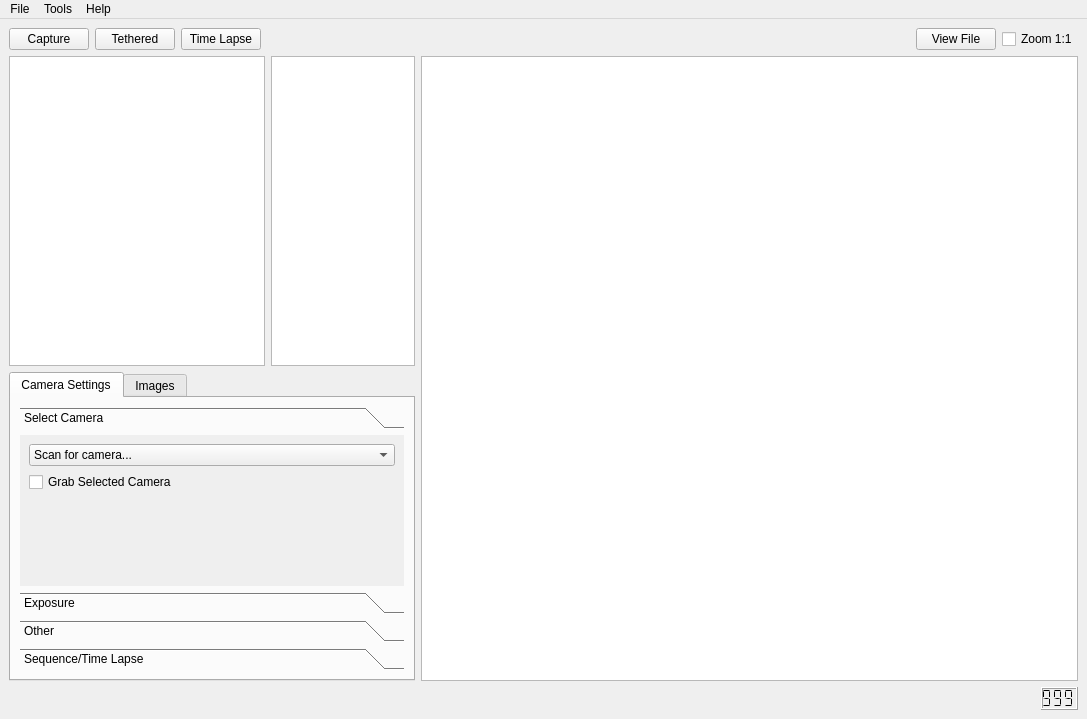
The window that camtool/camtool.ui (steveicarus/camctl) describes before a commit, drawn with Qt 5.
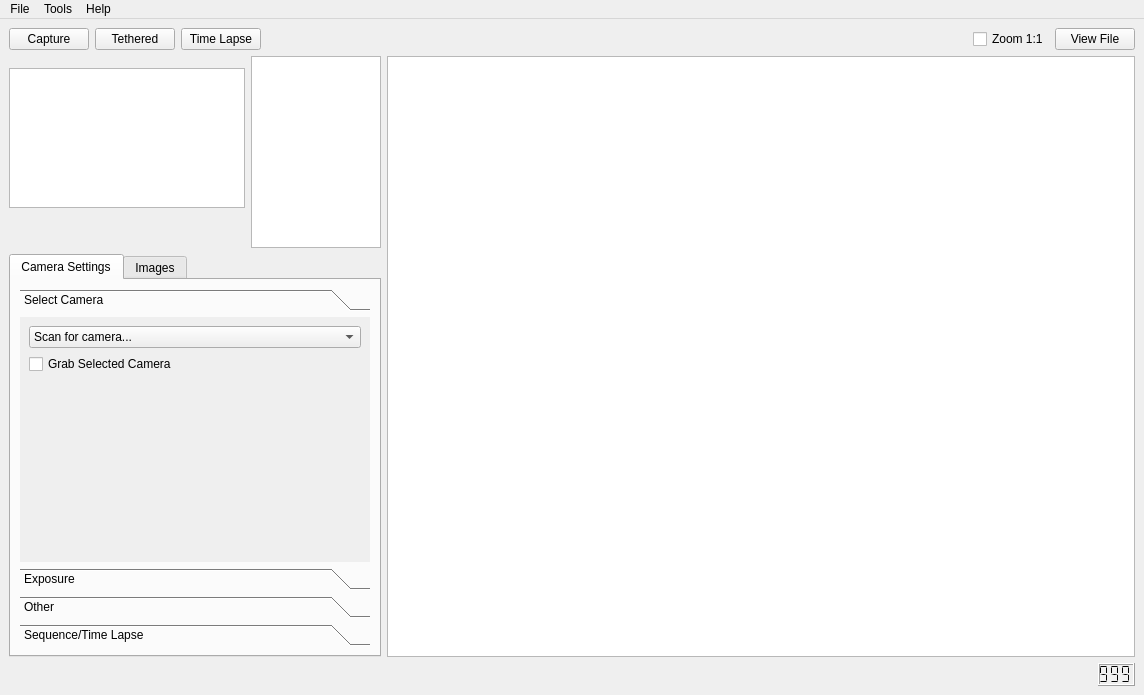
The same window after the commit. Custom widgets are drawn as their Qt base class.

Commit message:
Clean up alignment of preview windows.
Rework the layout of the thumb display and the
preview displays, so that they fit better and don't
jump around as much.

Diff of the .ui file:
```diff
--- a/camtool/camtool.ui
+++ b/camtool/camtool.ui
@@ -6,15 +6,15 @@
    <rect>
     <x>0</x>
     <y>0</y>
-    <width>1087</width>
-    <height>719</height>
+    <width>1144</width>
+    <height>695</height>
    </rect>
   </property>
   <property name="windowTitle">
    <string>Icarus Camera Control</string>
   </property>
   <widget class="QWidget" name="centralwidget">
-   <layout class="QVBoxLayout" name="verticalLayout_3">
+   <layout class="QVBoxLayout" name="verticalLayout_4">
     <item>
      <layout class="QHBoxLayout" name="horizontalLayout">
       <item>
@@ -79,13 +79,6 @@
         </property>
        </spacer>
       </item>
-      <item>
-       <widget class="QPushButton" name="action_file_button">
-        <property name="text">
-         <string>View File</string>
-        </property>
-       </widget>
-      </item>
       <item>
        <widget class="QCheckBox" name="zoom_check">
         <property name="sizePolicy">
@@ -99,41 +92,80 @@
         </property>
        </widget>
       </item>
+      <item>
+       <widget class="QPushButton" name="action_file_button">
+        <property name="text">
+         <string>View File</string>
+        </property>
+       </widget>
+      </item>
      </layout>
     </item>
     <item>
      <layout class="QHBoxLayout" name="horizontalLayout_3">
       <item>
-       <layout class="QVBoxLayout" name="verticalLayout">
+       <layout class="QVBoxLayout" name="verticalLayout_3">
         <item>
          <layout class="QHBoxLayout" name="horizontalLayout_2">
           <item>
-           <widget class="QGraphicsView" name="action_thumbnail_view">
-            <property name="sizePolicy">
-             <sizepolicy hsizetype="Preferred" vsizetype="Expanding">
-              <horstretch>0</horstretch>
-              <verstretch>0</verstretch>
-             </sizepolicy>
-            </property>
-           </widget>
+           <layout class="QVBoxLayout" name="verticalLayout">
+            <item>
+             <widget class="QGraphicsView" name="action_thumbnail_view">
+              <property name="sizePolicy">
+               <sizepolicy hsizetype="Fixed" vsizetype="Fixed">
+                <horstretch>236</horstretch>
+                <verstretch>140</verstretch>
+               </sizepolicy>
+              </property>
+              <property name="minimumSize">
+               <size>
+                <width>236</width>
+                <height>140</height>
+               </size>
+              </property>
+              <property name="maximumSize">
+               <size>
+                <width>236</width>
+                <height>140</height>
+               </size>
+              </property>
+             </widget>
+            </item>
+            <item>
+             <spacer name="verticalSpacer_2">
+              <property name="orientation">
+               <enum>Qt::Vertical</enum>
+              </property>
+              <property name="sizeType">
+               <enum>QSizePolicy::Minimum</enum>
+              </property>
+              <property name="sizeHint" stdset="0">
+               <size>
+                <width>20</width>
+                <height>28</height>
+               </size>
+              </property>
+             </spacer>
+            </item>
+           </layout>
           </item>
           <item>
            <widget class="QGraphicsView" name="preview_charts">
             <property name="sizePolicy">
-             <sizepolicy hsizetype="Preferred" vsizetype="MinimumExpanding">
-              <horstretch>0</horstretch>
-              <verstretch>0</verstretch>
+             <sizepolicy hsizetype="Fixed" vsizetype="Fixed">
+              <horstretch>130</horstretch>
+              <verstretch>180</verstretch>
              </sizepolicy>
             </property>
             <property name="minimumSize">
              <size>
-              <width>144</width>
-              <height>0</height>
+              <width>130</width>
+              <height>180</height>
              </size>
             </property>
             <property name="maximumSize">
              <size>
-              <width>144</width>
+              <width>130</width>
               <height>16777215</height>
              </size>
             </property>
@@ -182,8 +214,8 @@
                 <rect>
                  <x>0</x>
                  <y>0</y>
-                 <width>382</width>
-                 <height>169</height>
+                 <width>350</width>
+                 <height>177</height>
                 </rect>
                </property>
                <attribute name="label">
@@ -594,7 +626,7 @@
     <rect>
      <x>0</x>
      <y>0</y>
-     <width>1087</width>
+     <width>1144</width>
      <height>22</height>
     </rect>
    </property>
```
Left out of the diff: 12 changed lines with no effect on the pictures. The commit also changes 1 other file.
